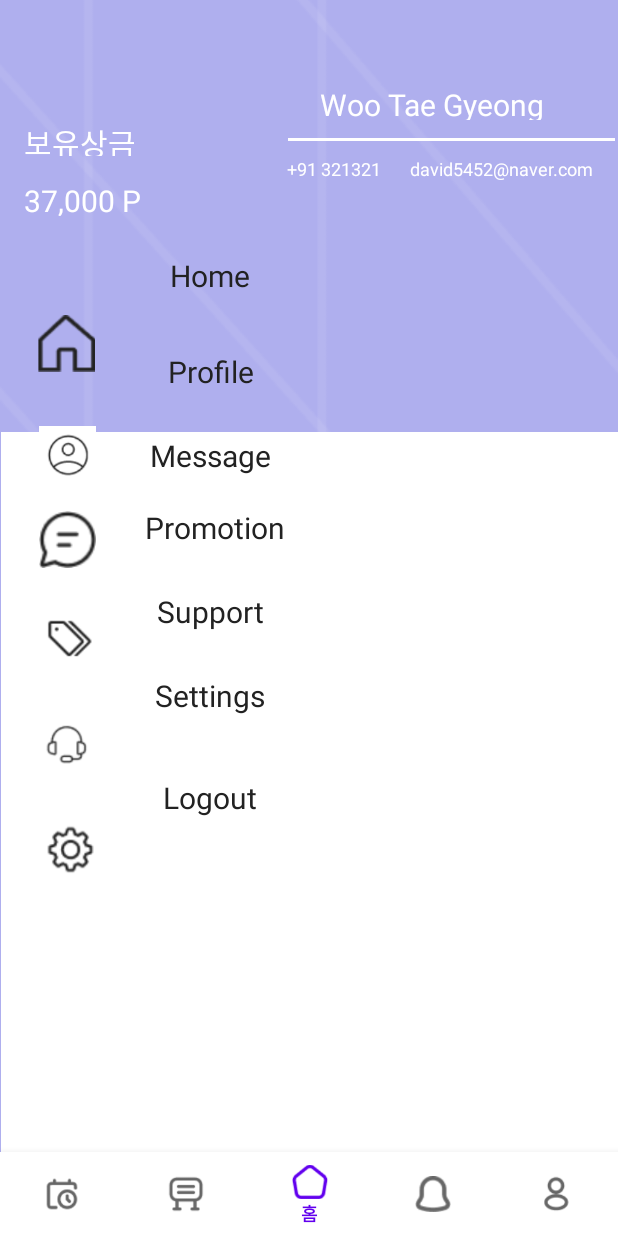
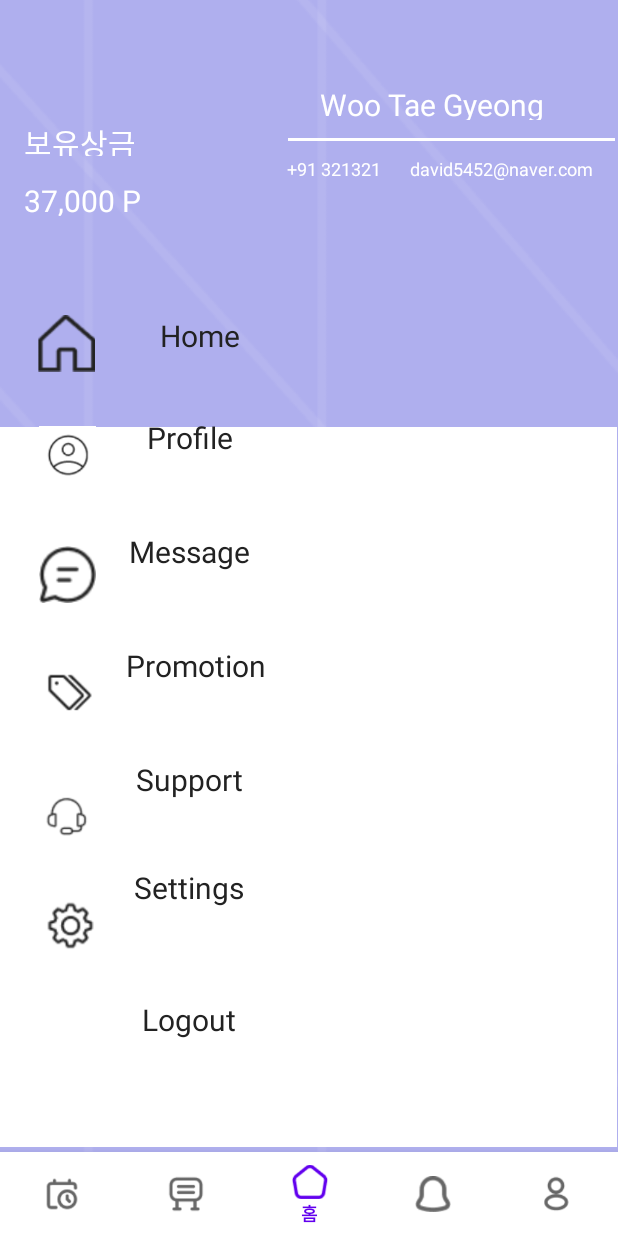
Before and after one commit to wootaegyeoung/android_team_git, an Android app: the fragment profile placed in its activity, on a phone screen of 412 x 824 dp. Run offline under Robolectric (Android 15) with nearby library versions, the phone set to English and light mode, and no system bars.

Commit message:
상금주기버튼

```diff
--- a/app/src/main/res/layout/activity_clickbillboard.xml
+++ b/app/src/main/res/layout/activity_clickbillboard.xml
@@ -190,6 +190,7 @@
                     android:layout_marginTop="16dp"
                     android:src="@drawable/like" />
 
+
                 <TextView
                     android:layout_width="wrap_content"
                     android:layout_height="wrap_content"
@@ -210,6 +211,19 @@
                     android:text="20"
                     android:textColor="#FF0000"
                     android:textSize="50px" />
+
+                <ImageButton
+                    android:id="@+id/give"
+                    android:layout_width="93dp"
+                    android:layout_height="30dp"
+                    android:layout_marginLeft="180dp"
+                    android:layout_marginTop="5dp"
+                    android:background="@drawable/group86"
+                    android:elevation="4dp"
+                    />
+
+
+
 
 
             </RelativeLayout>
--- a/app/src/main/res/layout/activity_profile1.xml
+++ b/app/src/main/res/layout/activity_profile1.xml
@@ -27,10 +27,10 @@
         android:src="@drawable/rectangle1"
         app:layout_constraintBottom_toBottomOf="parent"
         app:layout_constraintEnd_toEndOf="parent"
-        app:layout_constraintHorizontal_bias="1.0"
+        app:layout_constraintHorizontal_bias="0.0"
         app:layout_constraintStart_toStartOf="parent"
         app:layout_constraintTop_toTopOf="parent"
-        app:layout_constraintVertical_bias="1.0" />
+        app:layout_constraintVertical_bias="0.988" />
 
     <TextView
         android:id="@+id/some_id"
@@ -141,7 +141,7 @@
         app:layout_constraintHorizontal_bias="0.069"
         app:layout_constraintStart_toStartOf="parent"
         app:layout_constraintTop_toTopOf="parent"
-        app:layout_constraintVertical_bias="0.467" />
+        app:layout_constraintVertical_bias="0.499" />
 
     <ImageView
         android:layout_width="38dp"
@@ -153,7 +153,7 @@
         app:layout_constraintHorizontal_bias="0.069"
         app:layout_constraintStart_toStartOf="parent"
         app:layout_constraintTop_toTopOf="parent"
-        app:layout_constraintVertical_bias="0.559" />
+        app:layout_constraintVertical_bias="0.608" />
 
     <ImageView
         android:layout_width="38dp"
@@ -165,17 +165,17 @@
         app:layout_constraintHorizontal_bias="0.069"
         app:layout_constraintStart_toStartOf="parent"
         app:layout_constraintTop_toTopOf="parent"
-        app:layout_constraintVertical_bias="0.652" />
+        app:layout_constraintVertical_bias="0.718" />
 
     <androidx.appcompat.widget.AppCompatButton
         android:layout_width="wrap_content"
         android:layout_height="wrap_content"
-        android:layout_marginTop="160dp"
+        android:layout_marginTop="200dp"
         android:background="#00ff0000"
         android:text="@string/home"
         android:textAppearance="@style/home"
         app:layout_constraintEnd_toEndOf="parent"
-        app:layout_constraintHorizontal_bias="0.297"
+        app:layout_constraintHorizontal_bias="0.275"
         app:layout_constraintStart_toStartOf="parent"
         app:layout_constraintTop_toTopOf="parent" />
 
@@ -189,53 +189,53 @@
         app:layout_constraintHorizontal_bias="0.069"
         app:layout_constraintStart_toStartOf="parent"
         app:layout_constraintTop_toTopOf="parent"
-        app:layout_constraintVertical_bias="0.75" />
+        app:layout_constraintVertical_bias="0.819" />
 
     <androidx.appcompat.widget.AppCompatButton
         android:layout_width="wrap_content"
         android:layout_height="wrap_content"
-        android:layout_marginTop="440dp"
+        android:layout_marginTop="568dp"
         android:background="#00ff0000"
         android:text="@string/settings"
         android:textAppearance="@style/home"
         app:layout_constraintEnd_toEndOf="parent"
-        app:layout_constraintHorizontal_bias="0.297"
+        app:layout_constraintHorizontal_bias="0.253"
         app:layout_constraintStart_toStartOf="parent"
         app:layout_constraintTop_toTopOf="parent" />
 
     <androidx.appcompat.widget.AppCompatButton
         android:layout_width="wrap_content"
         android:layout_height="wrap_content"
-        android:layout_marginTop="384dp"
+        android:layout_marginTop="496dp"
         android:background="#00ff0000"
         android:text="@string/support"
         android:textAppearance="@style/home"
         app:layout_constraintEnd_toEndOf="parent"
-        app:layout_constraintHorizontal_bias="0.297"
+        app:layout_constraintHorizontal_bias="0.253"
         app:layout_constraintStart_toStartOf="parent"
         app:layout_constraintTop_toTopOf="parent" />
 
     <androidx.appcompat.widget.AppCompatButton
         android:layout_width="wrap_content"
         android:layout_height="wrap_content"
-        android:layout_marginTop="328dp"
+        android:layout_marginTop="420dp"
         android:background="#00ff0000"
         android:text="@string/promotion"
         android:textAppearance="@style/home"
         app:layout_constraintEnd_toEndOf="parent"
-        app:layout_constraintHorizontal_bias="0.302"
+        app:layout_constraintHorizontal_bias="0.261"
         app:layout_constraintStart_toStartOf="parent"
         app:layout_constraintTop_toTopOf="parent" />
 
     <androidx.appcompat.widget.AppCompatButton
         android:layout_width="wrap_content"
         android:layout_height="wrap_content"
-        android:layout_marginTop="280dp"
+        android:layout_marginTop="344dp"
         android:background="#00ff0000"
         android:text="@string/message"
         android:textAppearance="@style/home"
         app:layout_constraintEnd_toEndOf="parent"
-        app:layout_constraintHorizontal_bias="0.297"
+        app:layout_constraintHorizontal_bias="0.253"
         app:layout_constraintStart_toStartOf="parent"
         app:layout_constraintTop_toTopOf="parent" />
 
@@ -243,24 +243,24 @@
         android:id="@+id/profile1"
         android:layout_width="wrap_content"
         android:layout_height="wrap_content"
-        android:layout_marginTop="224dp"
+        android:layout_marginTop="268dp"
         android:background="#00ff0000"
         android:text="@string/profile"
         android:textAppearance="@style/home"
         app:layout_constraintEnd_toEndOf="parent"
-        app:layout_constraintHorizontal_bias="0.297"
+        app:layout_constraintHorizontal_bias="0.253"
         app:layout_constraintStart_toStartOf="parent"
         app:layout_constraintTop_toTopOf="parent" />
 
     <androidx.appcompat.widget.AppCompatButton
         android:layout_width="wrap_content"
         android:layout_height="wrap_content"
-        android:layout_marginTop="508dp"
+        android:layout_marginTop="656dp"
         android:background="#00ff0000"
         android:text="@string/logout"
         android:textAppearance="@style/home"
         app:layout_constraintEnd_toEndOf="parent"
-        app:layout_constraintHorizontal_bias="0.297"
+        app:layout_constraintHorizontal_bias="0.253"
         app:layout_constraintStart_toStartOf="parent"
         app:layout_constraintTop_toTopOf="parent" />
 
```
